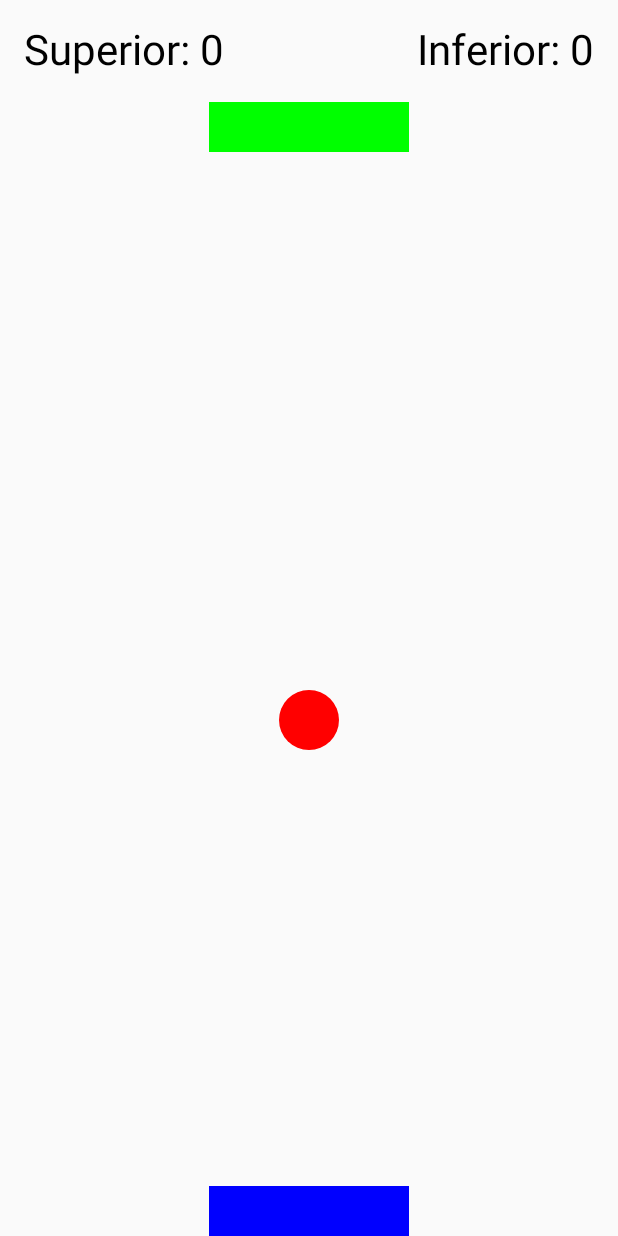
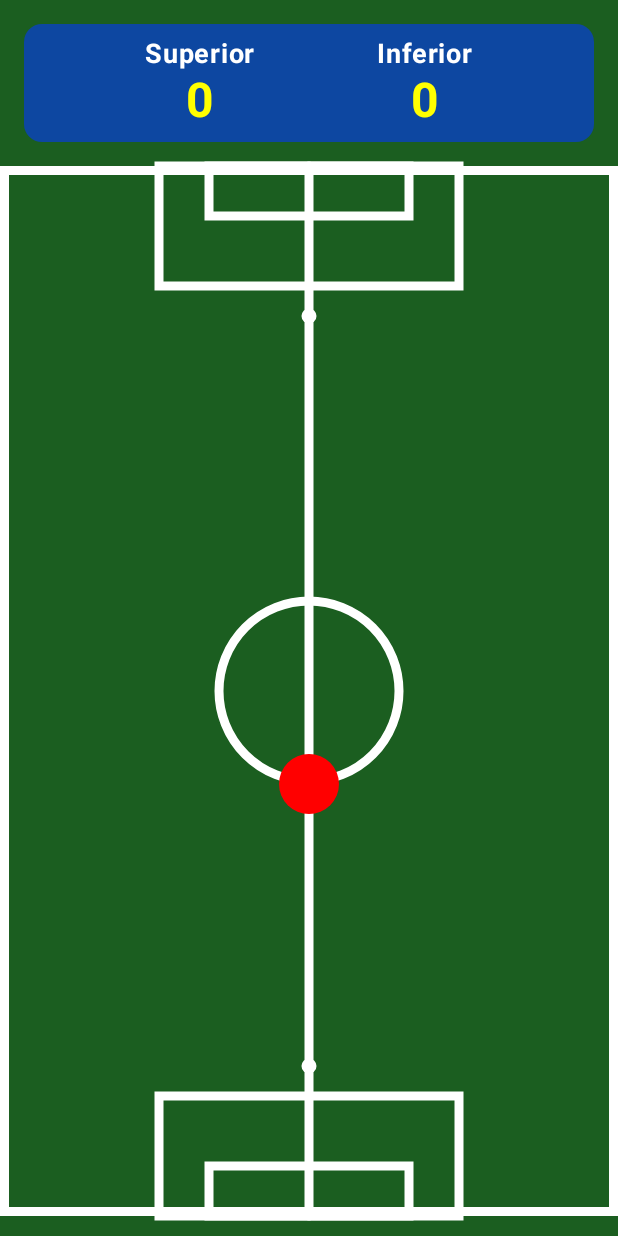
Before and after one commit to AoDLuis/Movil_2, an Android app built with Jetpack Compose: the screen it shows after launch (DemoActivity), on a phone screen of 412 x 824 dp. Run offline under Robolectric (Android 15) with nearby library versions, the phone set to English and light mode, and no system bars.

Commit message:
Ya rebota, solo hay un pequeno detalle al rebotar en la parte inferior

```diff
--- a/demo/src/main/kotlin/dev/ricknout/composesensors/demo/ui/Futbolito/Cancha.kt
+++ b/demo/src/main/kotlin/dev/ricknout/composesensors/demo/ui/Futbolito/Cancha.kt
@@ -7,34 +7,104 @@ import androidx.compose.ui.Modifier
 import androidx.compose.ui.geometry.Offset
 import androidx.compose.ui.geometry.Size
 import androidx.compose.ui.graphics.Color
+import androidx.compose.ui.graphics.StrokeCap
+import androidx.compose.ui.graphics.drawscope.Stroke
+import androidx.compose.ui.platform.LocalDensity
 import androidx.compose.ui.unit.dp
 
 @Composable
 fun Cancha(
-    ballPosition: Offset,
-    scoreTop: Int, // Puntuación de la portería superior
-    scoreBottom: Int // Puntuación de la portería inferior
+    ballPosition: Offset
 ) {
+    val density = LocalDensity.current
+    val borderWidth = with(density) { 6.dp.toPx() } // Grosor de las líneas
+    val goalWidth = 200f
+    val goalHeight = 50f
+    val penaltyAreaWidth = 300f
+    val penaltyAreaHeight = 120f
+    val bottomMargin = 20f // 🔹 Ajuste para evitar que el fondo quede muy bajo
+    val circleRadius = with(density) { 60.dp.toPx() }
+    val penaltySpotRadius = with(density) { 5.dp.toPx() }
+
     Canvas(modifier = Modifier.fillMaxSize()) {
-        // Dibujar pelota
+        val fieldWidth = size.width
+        val fieldHeight = size.height - bottomMargin // 🔹 Ajustar el tamaño de la cancha
+
+        // ⚪ Dibujar bordes del campo
+        drawRect(
+            color = Color.White,
+            topLeft = Offset(borderWidth / 2, borderWidth / 2),
+            size = Size(fieldWidth - borderWidth, fieldHeight - borderWidth),
+            style = Stroke(width = borderWidth)
+        )
+
+        // ⚪ Línea central
+        drawLine(
+            color = Color.White,
+            start = Offset(fieldWidth / 2, 0f),
+            end = Offset(fieldWidth / 2, fieldHeight),
+            strokeWidth = borderWidth,
+            cap = StrokeCap.Round
+        )
+
+        // ⚪ Círculo central
+        drawCircle(
+            color = Color.White,
+            radius = circleRadius,
+            center = Offset(fieldWidth / 2, fieldHeight / 2),
+            style = Stroke(width = borderWidth)
+        )
+
+        // ⚪ Punto de penalti (Superior)
+        drawCircle(
+            color = Color.White,
+            radius = penaltySpotRadius,
+            center = Offset(fieldWidth / 2, penaltyAreaHeight + 30f)
+        )
+
+        // ⚪ Punto de penalti (Inferior)
+        drawCircle(
+            color = Color.White,
+            radius = penaltySpotRadius,
+            center = Offset(fieldWidth / 2, fieldHeight - penaltyAreaHeight - 30f)
+        )
+
+        // 🥅 Área de penalti (Superior)
+        drawRect(
+            color = Color.White,
+            topLeft = Offset((fieldWidth - penaltyAreaWidth) / 2, 0f),
+            size = Size(penaltyAreaWidth, penaltyAreaHeight),
+            style = Stroke(width = borderWidth)
+        )
+
+        // 🥅 Área de penalti (Inferior)
+        drawRect(
+            color = Color.White,
+            topLeft = Offset((fieldWidth - penaltyAreaWidth) / 2, fieldHeight - penaltyAreaHeight),
+            size = Size(penaltyAreaWidth, penaltyAreaHeight),
+            style = Stroke(width = borderWidth)
+        )
+
+        // 🥅 Porterías
+        drawRect(
+            color = Color.White,
+            topLeft = Offset((fieldWidth - goalWidth) / 2, 0f),
+            size = Size(goalWidth, goalHeight),
+            style = Stroke(width = borderWidth)
+        )
+
+        drawRect(
+            color = Color.White,
+            topLeft = Offset((fieldWidth - goalWidth) / 2, fieldHeight - goalHeight),
+            size = Size(goalWidth, goalHeight),
+            style = Stroke(width = borderWidth)
+        )
+
+        // 🟠 Dibujar pelota
         drawCircle(
             color = Color.Red,
-            radius = 20.dp.toPx(),
+            radius = with(density) { 20.dp.toPx() },
             center = ballPosition
-        )
-
-        // Dibujar portería superior
-        drawRect(
-            color = Color.Green,
-            topLeft = Offset(size.width / 2 - 100, 0f), // Centro horizontal y en la parte superior
-            size = Size(200f, 50f) // Dimensiones de la portería
-        )
-
-        // Dibujar portería inferior
-        drawRect(
-            color = Color.Blue,
-            topLeft = Offset(size.width / 2 - 100, size.height - 50), // Centro horizontal y al fondo
-            size = Size(200f, 50f) // Dimensiones de la portería
         )
     }
 }
--- a/demo/src/main/kotlin/dev/ricknout/composesensors/demo/ui/Futbolito/FutbolitoApp.kt
+++ b/demo/src/main/kotlin/dev/ricknout/composesensors/demo/ui/Futbolito/FutbolitoApp.kt
@@ -1,5 +1,6 @@
 package dev.ricknout.composesensors.demo.ui.Futbolito
 
+import androidx.compose.foundation.background
 import androidx.compose.foundation.layout.Arrangement
 import androidx.compose.foundation.layout.Box
 import androidx.compose.foundation.layout.Column
@@ -7,6 +8,7 @@ import androidx.compose.foundation.layout.Row
 import androidx.compose.foundation.layout.fillMaxSize
 import androidx.compose.foundation.layout.fillMaxWidth
 import androidx.compose.foundation.layout.padding
+import androidx.compose.foundation.shape.RoundedCornerShape
 import androidx.compose.material3.MaterialTheme
 import androidx.compose.material3.Text
 import androidx.compose.runtime.Composable
@@ -15,11 +17,15 @@ import androidx.compose.runtime.getValue
 import androidx.compose.runtime.mutableStateOf
 import androidx.compose.runtime.remember
 import androidx.compose.runtime.setValue
+import androidx.compose.ui.Alignment
 import androidx.compose.ui.Modifier
 import androidx.compose.ui.geometry.Offset
+import androidx.compose.ui.graphics.Color
 import androidx.compose.ui.platform.LocalConfiguration
 import androidx.compose.ui.platform.LocalDensity
+import androidx.compose.ui.text.font.FontWeight
 import androidx.compose.ui.unit.dp
+import androidx.compose.ui.unit.sp
 import dev.ricknout.composesensors.accelerometer.rememberAccelerometerSensorValueAsState
 import kotlin.math.abs
 
@@ -43,100 +49,89 @@ fun FutbolitoApp() {
     // Dimensión del radio de la pelota
     val radius = with(density) { 20.dp.toPx() }
 
-    // Acceso al acelerómetro
+    // ----------------------- Acceso al acelerometro -----------------------------------------------------------
     val sensorValue by rememberAccelerometerSensorValueAsState()
     val (x, y, _) = sensorValue.value
 
-    // Actualizar posición de la pelota y manejar rebotes
     LaunchedEffect(sensorValue) {
-        // Ajustar la velocidad según el acelerómetro (invierte eje x para orientación)
-        velocityX = -x * 30 // Ajustar sensibilidad y dirección
-        velocityY = y * 30
+        // Ajustar la velocidad según el acelerómetro
+        velocityX += -x * 2 // Reducimos el factor para mayor control
+        velocityY += y * 2
 
-        // Actualizar posición de la pelota
-        ballPosition = Offset(
-            x = ballPosition.x + velocityX,
-            y = ballPosition.y + velocityY
-        )
+        var newX = ballPosition.x + velocityX
+        var newY = ballPosition.y + velocityY
 
-        // Manejar rebotes en los bordes
-        if (ballPosition.x <= radius) {
-            velocityX = abs(velocityX) // Rebota hacia la derecha
-            ballPosition = ballPosition.copy(x = radius) // Ajustar posición dentro de límites
-        }
-        if (ballPosition.x >= width - radius) {
-            velocityX = -abs(velocityX) // Rebota hacia la izquierda
-            ballPosition = ballPosition.copy(x = width - radius)
-        }
-        if (ballPosition.y <= radius) {
-            velocityY = abs(velocityY) // Rebota hacia abajo
-            ballPosition = ballPosition.copy(y = radius)
-        }
-        if (ballPosition.y >= height - radius) {
-            velocityY = -abs(velocityY) // Rebota hacia arriba
-            ballPosition = ballPosition.copy(y = height - radius)
+        // ---------------- Manejo de rebotes ----------------
+        if (newX <= radius) {
+            newX = radius
+            velocityX = -velocityX // Invierte la dirección
+        } else if (newX >= width - radius) {
+            newX = width - radius
+            velocityX = -velocityX
         }
 
+        if (newY <= radius) {
+            newY = radius
+            velocityY = -velocityY
+        } else if (newY >= height - radius) {
+            newY = height - radius
+            velocityY = -velocityY
+        }
+
+        // Actualizar la posición con los valores corregidos
+        ballPosition = Offset(newX, newY)
+
         // Detectar goles
-        if (ballPosition.y <= radius && ballPosition.x in (width / 2 - 100)..(width / 2 + 100)) {
-            scoreTop++ // Gol superior
-            resetBall(width, height).let { ballPosition = it } // Reiniciar pelota
+        if (newY <= radius && newX in (width / 2 - 100)..(width / 2 + 100)) {
+            scoreTop++
+            ballPosition = resetBall(width, height)
             velocityX = 0f
             velocityY = 0f
         }
-        if (ballPosition.y >= height - radius && ballPosition.x in (width / 2 - 100)..(width / 2 + 100)) {
-            scoreBottom++ // Gol inferior
-            resetBall(width, height).let { ballPosition = it } // Reiniciar pelota
+        if (newY >= height - radius && newX in (width / 2 - 100)..(width / 2 + 100)) {
+            scoreBottom++
+            ballPosition = resetBall(width, height)
             velocityX = 0f
             velocityY = 0f
         }
     }
 
-    // Interfaz de usuario
-    Column(modifier = Modifier.fillMaxSize()) {
-        // Marcador
+    Column(
+        modifier = Modifier
+            .fillMaxSize()
+            .background(Color(0xFF1B5E20)), // Color de fondo estilo cancha
+        horizontalAlignment = Alignment.CenterHorizontally
+    ) {
+        // **Marcador con diseño mejorado**
         Row(
             modifier = Modifier
                 .fillMaxWidth()
-                .padding(16.dp),
-            horizontalArrangement = Arrangement.SpaceBetween
+                .padding(16.dp)
+                .background(Color(0xFF0D47A1), shape = RoundedCornerShape(12.dp))
+                .padding(vertical = 8.dp),
+            horizontalArrangement = Arrangement.SpaceEvenly
         ) {
-            Text("Superior: $scoreTop", style = MaterialTheme.typography.headlineMedium)
-            Text("Inferior: $scoreBottom", style = MaterialTheme.typography.headlineMedium)
+            Column(horizontalAlignment = Alignment.CenterHorizontally) {
+                Text("Superior", color = Color.White, fontSize = 18.sp, fontWeight = FontWeight.Bold)
+                Text("$scoreTop", color = Color.Yellow, fontSize = 32.sp, fontWeight = FontWeight.Bold)
+            }
+            Column(horizontalAlignment = Alignment.CenterHorizontally) {
+                Text("Inferior", color = Color.White, fontSize = 18.sp, fontWeight = FontWeight.Bold)
+                Text("$scoreBottom", color = Color.Yellow, fontSize = 32.sp, fontWeight = FontWeight.Bold)
+            }
         }
 
-        // Cancha
+        // **Cancha con la pelota**
         Box(modifier = Modifier.fillMaxSize()) {
             Cancha(
-                ballPosition = ballPosition,
-                scoreTop = scoreTop,
-                scoreBottom = scoreBottom
+                ballPosition = ballPosition
             )
         }
     }
+
 }
 
 // Función para reiniciar la posición de la pelota
 fun resetBall(width: Float, height: Float): Offset {
     return Offset(width / 2, height / 2)
 }
-
-
-
-//// Manejar rebotes en los bordes
-//if (ballPosition.x <= radius) {
-//    velocityX = -abs(velocityX) * 0.8f // Rebota hacia la derecha y reduce velocidad en un 20%
-//    ballPosition = ballPosition.copy(x = radius) // Ajustar posición dentro de límites
-//}
-//if (ballPosition.x >= width - radius) {
-//    velocityX = -abs(velocityX) * 0.8f // Rebota hacia la izquierda y reduce velocidad en un 20%
-//    ballPosition = ballPosition.copy(x = width - radius)
-//}
-//if (ballPosition.y <= radius) {
-//    velocityY = -abs(velocityY) * 0.8f // Rebota hacia abajo y reduce velocidad en un 20%
-//    ballPosition = ballPosition.copy(y = radius)
-//}
-//if (ballPosition.y >= height - radius) {
-//    velocityY = -abs(velocityY) * 0.8f // Rebota hacia arriba y reduce velocidad en un 20%
-//    ballPosition = ballPosition.copy(y = height - radius)
-//}
```
